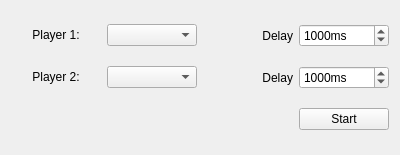
The window that src/con4/newgamesetupview.ui (antoniusriha/con4) describes before a commit, drawn with Qt 5.
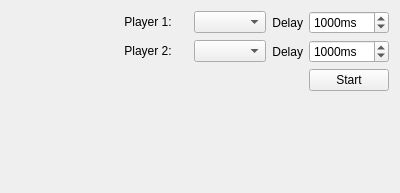
The same window after the commit.

What changed in the file:
```diff
--- a/src/con4/newgamesetupview.ui
+++ b/src/con4/newgamesetupview.ui
@@ -7,56 +7,30 @@
     <x>0</x>
     <y>0</y>
     <width>400</width>
-    <height>155</height>
+    <height>193</height>
    </rect>
   </property>
   <property name="windowTitle">
    <string>Form</string>
   </property>
   <layout class="QGridLayout" name="gridLayout_3">
-   <item row="0" column="1">
-    <widget class="QComboBox" name="cbPlayer1"/>
-   </item>
-   <item row="1" column="1">
-    <widget class="QComboBox" name="cbPlayer2"/>
-   </item>
    <item row="1" column="2">
-    <widget class="QLabel" name="lblDelay2">
-     <property name="text">
-      <string>Delay</string>
-     </property>
-     <property name="alignment">
-      <set>Qt::AlignRight|Qt::AlignTrailing|Qt::AlignVCenter</set>
-     </property>
-    </widget>
+    <widget class="QComboBox" name="cbPlayer2"/>
    </item>
    <item row="1" column="3">
-    <widget class="QSpinBox" name="sbDelay2">
-     <property name="suffix">
-      <string>ms</string>
+    <widget class="QLabel" name="lblDelay2">
+     <property name="text">
+      <string>Delay</string>
      </property>
-     <property name="maximum">
-      <number>10000</number>
-     </property>
-     <property name="singleStep">
-      <number>500</number>
-     </property>
-     <property name="value">
-      <number>1000</number>
+     <property name="alignment">
+      <set>Qt::AlignRight|Qt::AlignTrailing|Qt::AlignVCenter</set>
      </property>
     </widget>
    </item>
    <item row="0" column="2">
-    <widget class="QLabel" name="lblDelay1">
-     <property name="text">
-      <string>Delay</string>
-     </property>
-     <property name="alignment">
-      <set>Qt::AlignRight|Qt::AlignTrailing|Qt::AlignVCenter</set>
-     </property>
-    </widget>
+    <widget class="QComboBox" name="cbPlayer1"/>
    </item>
-   <item row="0" column="3">
+   <item row="0" column="4">
     <widget class="QSpinBox" name="sbDelay1">
      <property name="enabled">
       <bool>true</bool>
@@ -75,7 +49,7 @@
      </property>
     </widget>
    </item>
-   <item row="1" column="0">
+   <item row="1" column="1">
     <widget class="QPushButton" name="btnPlayer2">
      <property name="text">
       <string>Player 2:</string>
@@ -85,7 +59,7 @@
      </property>
     </widget>
    </item>
-   <item row="0" column="0">
+   <item row="0" column="1">
     <widget class="QPushButton" name="btnPlayer1">
      <property name="text">
       <string>Player 1:</string>
@@ -95,7 +69,7 @@
      </property>
     </widget>
    </item>
-   <item row="2" column="3">
+   <item row="2" column="4">
     <widget class="QPushButton" name="btnStart">
      <property name="sizePolicy">
       <sizepolicy hsizetype="Minimum" vsizetype="Fixed">
@@ -108,6 +82,58 @@
      </property>
     </widget>
    </item>
+   <item row="1" column="4">
+    <widget class="QSpinBox" name="sbDelay2">
+     <property name="suffix">
+      <string>ms</string>
+     </property>
+     <property name="maximum">
+      <number>10000</number>
+     </property>
+     <property name="singleStep">
+      <number>500</number>
+     </property>
+     <property name="value">
+      <number>1000</number>
+     </property>
+    </widget>
+   </item>
+   <item row="0" column="3">
+    <widget class="QLabel" name="lblDelay1">
+     <property name="text">
+      <string>Delay</string>
+     </property>
+     <property name="alignment">
+      <set>Qt::AlignRight|Qt::AlignTrailing|Qt::AlignVCenter</set>
+     </property>
+    </widget>
+   </item>
+   <item row="0" column="0">
+    <spacer name="horizontalSpacer">
+     <property name="orientation">
+      <enum>Qt::Horizontal</enum>
+     </property>
+     <property name="sizeHint" stdset="0">
+      <size>
+       <width>40</width>
+       <height>20</height>
+      </size>
+     </property>
+    </spacer>
+   </item>
+   <item row="3" column="4">
+    <spacer name="verticalSpacer">
+     <property name="orientation">
+      <enum>Qt::Vertical</enum>
+     </property>
+     <property name="sizeHint" stdset="0">
+      <size>
+       <width>20</width>
+       <height>40</height>
+      </size>
+     </property>
+    </spacer>
+   </item>
   </layout>
  </widget>
  <resources/>
```
